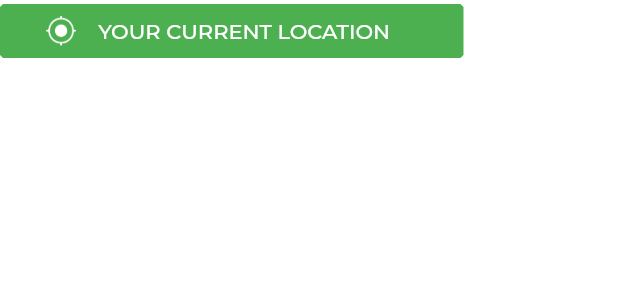
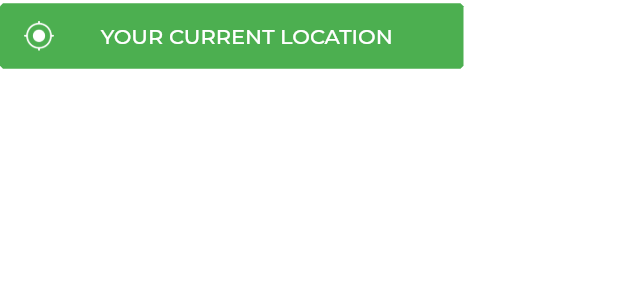
Before and after one commit to ishaque-mobikasa/trueBilddit, a Flutter app: the LongButton widget shown alone on an empty page, opened directly, on a phone screen of 412 x 824 dp. Shown: the top 300 px of the screen. Run offline on Flutter 3.47's test engine with Material 2 defaults, Android fonts, the phone set to English and light mode, and no system bars; our stand-ins replace get, google_fonts.

Commit message:
made some changes to long button and created signup

```diff
--- a/lib/core/routes.dart
+++ b/lib/app/routes/routes.dart
@@ -1,12 +1,15 @@
 import 'package:get/get.dart';
 import 'package:truebildit/presentation/pages/location_request/controllers_bindings/location_request_binding.dart';
 import 'package:truebildit/presentation/pages/location_request/location_request_view.dart';
+import 'package:truebildit/presentation/pages/sign_up/controllers_binding/sign_up_binding.dart';
+import 'package:truebildit/presentation/pages/sign_up/sign_up_view.dart';
 import 'package:truebildit/presentation/pages/splash_screen/controllers_bindings/splash_screen_bindings.dart';
 import 'package:truebildit/presentation/pages/splash_screen/splash_screen_view.dart';
 
 class Routes {
   static const splashScreenView = '/splashScreenView';
   static const locationRequestView = '/locationRequestView';
+  static const signUpview="/signUpView";
 }
 
 class AppPages {
@@ -21,5 +24,10 @@ class AppPages {
       page: () => const LocationRequestView(),
       binding: LocationRequestBinding(),
     ),
+        GetPage(
+      name: Routes.signUpview,
+      page: () => const SignUpView(),
+      binding:SignUpBinding(),
+    ),
   ];
 }
--- a/lib/core/routes_generator.dart
+++ b/lib/app/routes/routes_generator.dart
@@ -2,7 +2,7 @@ import 'dart:developer';
 
 import 'package:flutter/material.dart';
 import 'package:get/get.dart';
-import 'package:truebildit/core/routes.dart';
+import 'package:truebildit/app/routes/routes.dart';
 import 'package:truebildit/presentation/pages/splash_screen/controllers_bindings/splash_screen_bindings.dart';
 import 'package:truebildit/presentation/pages/splash_screen/splash_screen_view.dart';
 
--- a/lib/presentation/pages/location_request/widgets/long_button.dart
+++ b/lib/presentation/pages/location_request/widgets/long_button.dart
@@ -22,7 +22,9 @@ class LongButton extends StatelessWidget {
     return buttonType == ButtonType.elevatedButton
         ? Container(
             constraints: BoxConstraints(
-                maxHeight: size.height * 0.05, maxWidth: size.width * 0.75),
+                minHeight: size.height * 0.053,
+                maxHeight: size.height * 0.8,
+                maxWidth: size.width * 0.75),
             child: ElevatedButton(
                 style: buttonStyle ??
                     ElevatedButton.styleFrom(
@@ -36,24 +38,30 @@ class LongButton extends StatelessWidget {
                       ? MainAxisAlignment.center
                       : MainAxisAlignment.spaceAround,
                   children: [
-                    SizedBox(
-                        height: 20,
-                        width: size.width * 0.12,
-                        child: iconImage == null
-                            ? const SizedBox()
-                            : Image.asset(iconImage!)),
+                    iconImage == null
+                        ? const SizedBox(
+                            height: 0,
+                            width: 0,
+                          )
+                        : SizedBox(
+                            height: 20,
+                            width: 20,
+                            child: Image.asset(iconImage!)),
                     Expanded(
                         child: Text(
                       buttonText,
                       overflow: TextOverflow.ellipsis,
                       maxLines: 1,
+                      textAlign: TextAlign.center,
                     ))
                   ],
                 )),
           )
         : Container(
             constraints: BoxConstraints(
-                maxHeight: size.height * 0.05, maxWidth: size.width * 0.75),
+                minHeight: size.height * 0.053,
+                maxHeight: size.height * 0.8,
+                maxWidth: size.width * 0.75),
             child: OutlinedButton(
                 style: buttonStyle ??
                     ElevatedButton.styleFrom(
@@ -72,16 +80,20 @@ class LongButton extends StatelessWidget {
                       ? MainAxisAlignment.center
                       : MainAxisAlignment.spaceAround,
                   children: [
-                    SizedBox(
-                        height: 20,
-                        width: size.width * 0.12,
-                        child: iconImage == null
-                            ? const SizedBox()
-                            : Image.asset(iconImage!)),
-                    const Expanded(
+                    iconImage == null
+                        ? const SizedBox(
+                            height: 0,
+                            width: 0,
+                          )
+                        : SizedBox(
+                            height: 20,
+                            width: 20,
+                            child: Image.asset(iconImage!)),
+                    Expanded(
                         child: Text(
-                      "YOUR CURRENT LOCATION",
+                      buttonText,
                       overflow: TextOverflow.ellipsis,
+                      textAlign: TextAlign.center,
                       maxLines: 1,
                     ))
                   ],
--- /dev/null
+++ b/lib/presentation/pages/sign_up/controllers_binding/sign_up_binding.dart
@@ -0,0 +1,9 @@
+import 'package:get/get.dart';
+import 'package:truebildit/presentation/pages/sign_up/controllers_binding/sign_up_controller.dart';
+
+class SignUpBinding extends Bindings {
+  @override
+  void dependencies() {
+    Get.lazyPut(() => SignUpController());
+  }
+}
--- /dev/null
+++ b/lib/presentation/pages/sign_up/controllers_binding/sign_up_controller.dart
@@ -0,0 +1,3 @@
+import 'package:get/get.dart';
+
+class SignUpController extends GetxController{}
```
Also changed, not shown: lib/main.dart (+5 -2 lines), lib/presentation/common_widgets/primary_button.dart (deleted, +0 -64 lines), lib/presentation/pages/location_request/location_request_view.dart (+2 -5 lines), lib/presentation/pages/sign_up/sign_up_view.dart (added, +12 -0 lines), lib/presentation/common_widgets/form_field_with_validation.dart (added).
